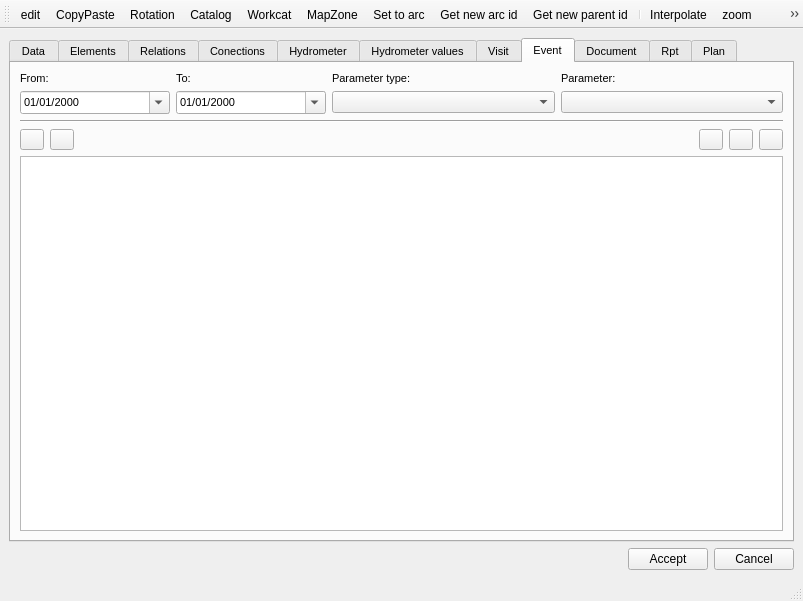
Before: the Qt Designer form core/ui/toolbars/basic/info_feature.ui in Giswater/giswater_qgis_plugin, drawn with Qt 5.
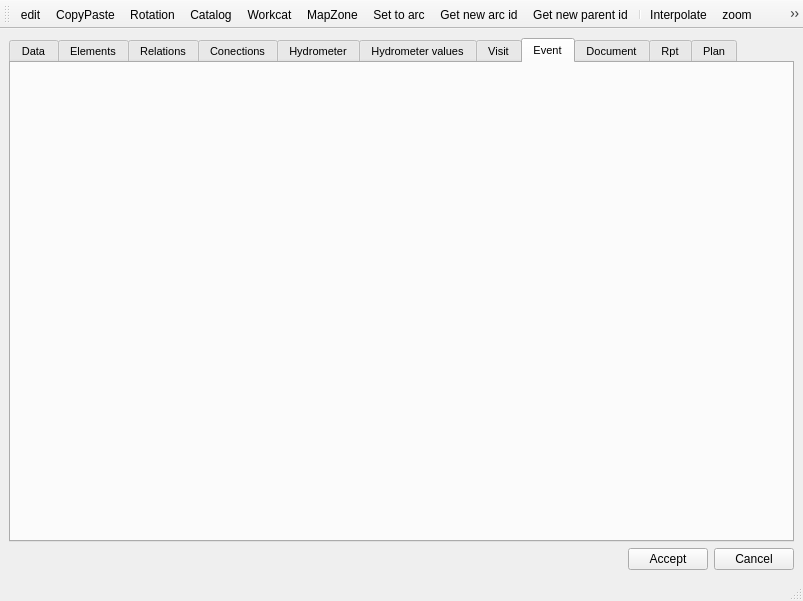
After: the same form once the commit is applied. The open tabs and pages were chosen to show the change. Icons and pictures are not drawn.

Patch:
```diff
--- a/core/ui/toolbars/basic/info_feature.ui
+++ b/core/ui/toolbars/basic/info_feature.ui
@@ -322,205 +322,14 @@
         <string>Event</string>
        </attribute>
        <layout class="QGridLayout" name="gridLayout_14">
-        <item row="3" column="0">
-         <layout class="QHBoxLayout" name="horizontalLayout_10">
-          <item>
-           <widget class="QPushButton" name="btn_open_visit">
-            <property name="maximumSize">
-             <size>
-              <width>24</width>
-              <height>24</height>
-             </size>
-            </property>
-            <property name="text">
-             <string/>
-            </property>
-            <property name="icon">
-             <iconset>
-              <normaloff>../icons/65b.png</normaloff>../icons/65b.png</iconset>
-            </property>
-            <property name="iconSize">
-             <size>
-              <width>22</width>
-              <height>22</height>
-             </size>
-            </property>
-           </widget>
-          </item>
-          <item>
-           <widget class="QPushButton" name="btn_new_visit">
-            <property name="maximumSize">
-             <size>
-              <width>24</width>
-              <height>24</height>
-             </size>
-            </property>
-            <property name="text">
-             <string/>
-            </property>
-            <property name="iconSize">
-             <size>
-              <width>22</width>
-              <height>22</height>
-             </size>
-            </property>
-           </widget>
-          </item>
-          <item>
-           <spacer name="horizontalSpacer_7">
-            <property name="orientation">
-             <enum>Qt::Horizontal</enum>
-            </property>
-            <property name="sizeHint" stdset="0">
-             <size>
-              <width>40</width>
-              <height>20</height>
-             </size>
-            </property>
-           </spacer>
-          </item>
-          <item>
-           <widget class="QPushButton" name="btn_open_gallery">
-            <property name="maximumSize">
-             <size>
-              <width>24</width>
-              <height>24</height>
-             </size>
-            </property>
-            <property name="text">
-             <string/>
-            </property>
-            <property name="iconSize">
-             <size>
-              <width>22</width>
-              <height>22</height>
-             </size>
-            </property>
-           </widget>
-          </item>
-          <item>
-           <widget class="QPushButton" name="btn_open_visit_doc">
-            <property name="maximumSize">
-             <size>
-              <width>24</width>
-              <height>24</height>
-             </size>
-            </property>
-            <property name="text">
-             <string/>
-            </property>
-            <property name="iconSize">
-             <size>
-              <width>22</width>
-              <height>22</height>
-             </size>
-            </property>
-           </widget>
-          </item>
-          <item>
-           <widget class="QPushButton" name="btn_open_visit_event">
-            <property name="maximumSize">
-             <size>
-              <width>24</width>
-              <height>24</height>
-             </size>
-            </property>
-            <property name="text">
-             <string/>
-            </property>
-            <property name="iconSize">
-             <size>
-              <width>22</width>
-              <height>22</height>
-             </size>
-            </property>
-           </widget>
-          </item>
-         </layout>
-        </item>
         <item row="1" column="0">
-         <widget class="Line" name="line_2">
-          <property name="orientation">
-           <enum>Qt::Horizontal</enum>
-          </property>
-         </widget>
+         <layout class="QGridLayout" name="lyt_event_2"/>
         </item>
         <item row="0" column="0">
-         <layout class="QGridLayout" name="gridLayout_15">
-          <item row="0" column="1">
-           <widget class="QLabel" name="label_9">
-            <property name="text">
-             <string>To:</string>
-            </property>
-           </widget>
-          </item>
-          <item row="0" column="0">
-           <widget class="QLabel" name="label_8">
-            <property name="text">
-             <string>From:</string>
-            </property>
-           </widget>
-          </item>
-          <item row="0" column="2">
-           <widget class="QLabel" name="label_10">
-            <property name="text">
-             <string>Parameter type:</string>
-            </property>
-           </widget>
-          </item>
-          <item row="0" column="3">
-           <widget class="QLabel" name="label_11">
-            <property name="text">
-             <string>Parameter:</string>
-            </property>
-           </widget>
-          </item>
-          <item row="1" column="0">
-           <widget class="QDateEdit" name="date_event_from">
-            <property name="maximumSize">
-             <size>
-              <width>150</width>
-              <height>16777215</height>
-             </size>
-            </property>
-            <property name="displayFormat">
-             <string>dd/MM/yyyy</string>
-            </property>
-            <property name="calendarPopup">
-             <bool>true</bool>
-            </property>
-           </widget>
-          </item>
-          <item row="1" column="1">
-           <widget class="QDateEdit" name="date_event_to">
-            <property name="maximumSize">
-             <size>
-              <width>150</width>
-              <height>16777215</height>
-             </size>
-            </property>
-            <property name="displayFormat">
-             <string>dd/MM/yyyy</string>
-            </property>
-            <property name="calendarPopup">
-             <bool>true</bool>
-            </property>
-           </widget>
-          </item>
-          <item row="1" column="2">
-           <widget class="QComboBox" name="event_type"/>
-          </item>
-          <item row="1" column="3">
-           <widget class="QComboBox" name="event_id"/>
-          </item>
-         </layout>
+         <layout class="QGridLayout" name="lyt_event_1"/>
         </item>
-        <item row="4" column="0">
-         <widget class="QTableView" name="tbl_event_cf">
-          <property name="sortingEnabled">
-           <bool>true</bool>
-          </property>
-         </widget>
+        <item row="2" column="0">
+         <layout class="QGridLayout" name="lyt_event_3"/>
         </item>
        </layout>
       </widget>
```
Left out of the diff: 228 changed lines with no effect on the pictures.
